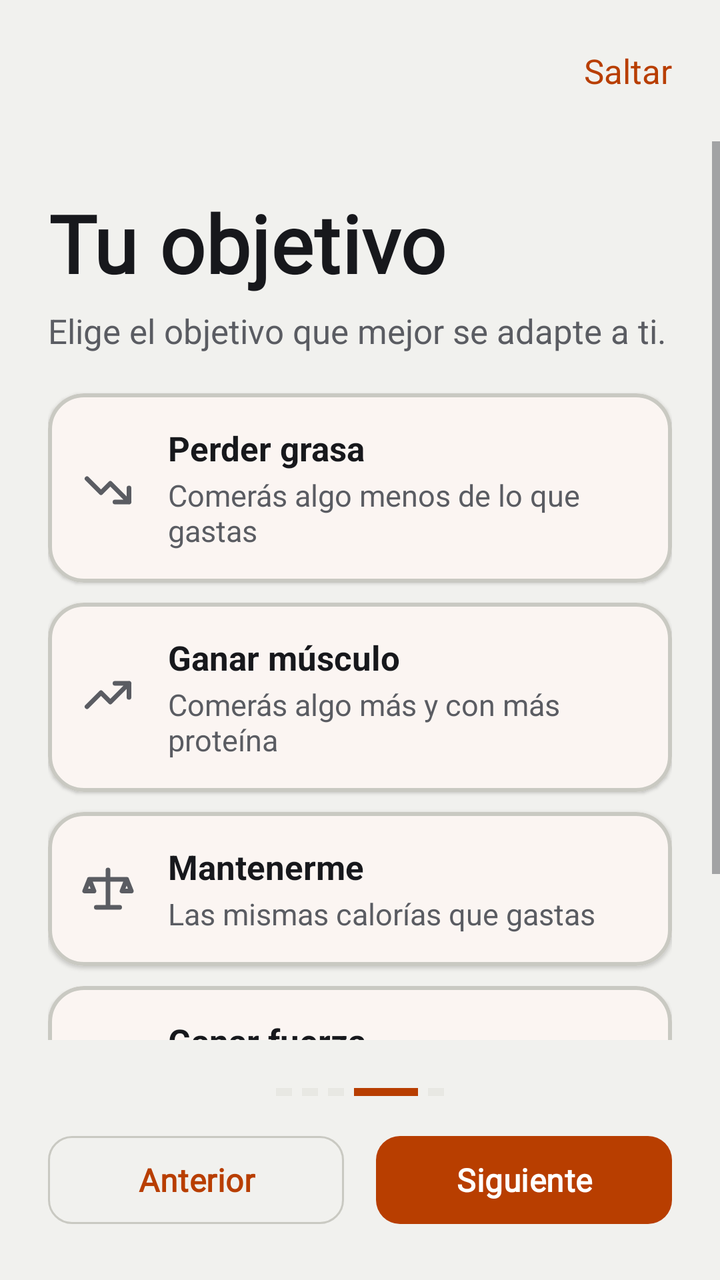
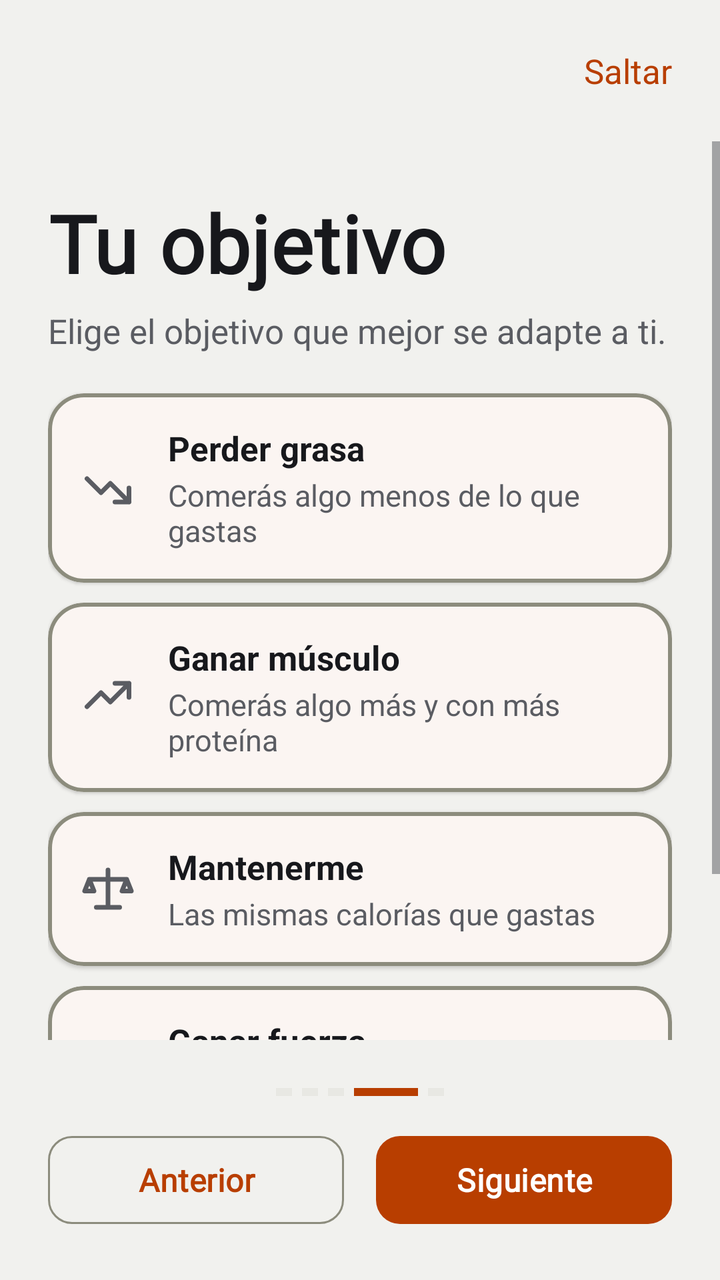

Compare the two renders of this Android layout. The source of the first and the diff that turns it into the second are given below.
<!-- AndroidManifest.xml: application theme Theme.GymProFit -->
<!-- res/layout/activity_onboarding4.xml -->
<?xml version="1.0" encoding="utf-8"?>
<LinearLayout xmlns:android="http://schemas.android.com/apk/res/android"
    xmlns:app="http://schemas.android.com/apk/res-auto"
    android:layout_width="match_parent"
    android:layout_height="match_parent"
    android:orientation="vertical"
    android:background="?attr/android:colorBackground">

    
    <TextView
        android:id="@+id/tvSaltar4"
        android:layout_width="wrap_content"
        android:layout_height="wrap_content"
        android:layout_gravity="end"
        android:layout_margin="16dp"
        android:text="@string/onboarding_saltar"
        android:textSize="@dimen/text_body"
        android:textColor="?attr/colorPrimary"
        android:padding="8dp"
        android:clickable="true"
        android:focusable="true"
        android:background="?attr/selectableItemBackgroundBorderless" />

    <ScrollView
        android:layout_width="match_parent"
        android:layout_height="0dp"
        android:layout_weight="1">

        <LinearLayout
            android:layout_width="match_parent"
            android:layout_height="wrap_content"
            android:orientation="vertical"
            android:padding="24dp">

            <TextView
                android:layout_width="wrap_content"
                android:layout_height="wrap_content"
                android:text="@string/onboarding_objetivo_titulo"
                android:textAppearance="@style/TextAppearance.GymProFit.Display" />

            <TextView
                android:layout_width="wrap_content"
                android:layout_height="wrap_content"
                android:layout_marginTop="6dp"
                android:layout_marginBottom="20dp"
                android:text="@string/onboarding_objetivo_desc"
                android:textSize="@dimen/text_body"
                android:textColor="?attr/colorOnSurfaceVariant" />

            
            <com.google.android.material.card.MaterialCardView
                android:id="@+id/cardPerderPeso"
                android:layout_width="match_parent"
                android:layout_height="wrap_content"
                android:layout_marginBottom="10dp"
                android:clickable="true"
                android:focusable="true"
                android:foreground="?attr/selectableItemBackground"
                app:strokeWidth="2dp"
                app:strokeColor="?attr/colorOutlineVariant">
                <LinearLayout android:layout_width="match_parent" android:layout_height="wrap_content"
                    android:orientation="horizontal" android:padding="16dp" android:gravity="center_vertical">
                    <ImageView android:id="@+id/ivIconoPerderPeso"
                        android:layout_width="28dp" android:layout_height="28dp"
                        android:src="@drawable/ic_objetivo_perder_grasa"
                        app:tint="?attr/colorOnSurfaceVariant"
                        android:layout_marginEnd="16dp" android:contentDescription="@null" />
                    <LinearLayout android:layout_width="0dp" android:layout_height="wrap_content" android:layout_weight="1" android:orientation="vertical">
                        <TextView android:layout_width="wrap_content" android:layout_height="wrap_content"
                            android:text="@string/objetivo_perder_peso" android:textSize="@dimen/text_body"
                            android:textStyle="bold" android:textColor="?attr/colorOnSurface" />
                        <TextView android:layout_width="wrap_content" android:layout_height="wrap_content"
                            android:layout_marginTop="2dp" android:text="@string/objetivo_perder_peso_desc"
                            android:textSize="@dimen/text_caption" android:textColor="?attr/colorOnSurfaceVariant" />
                    </LinearLayout>
                    <ImageView android:id="@+id/ivCheckPerderPeso" android:layout_width="20dp"
                        android:layout_height="20dp" android:src="@drawable/ic_check"
                        android:visibility="gone" android:contentDescription="@null" />
                </LinearLayout>
            </com.google.android.material.card.MaterialCardView>

            
            <com.google.android.material.card.MaterialCardView
                android:id="@+id/cardGanarMusculo"
                android:layout_width="match_parent"
                android:layout_height="wrap_content"
                android:layout_marginBottom="10dp"
                android:clickable="true"
                android:focusable="true"
                android:foreground="?attr/selectableItemBackground"
                app:strokeWidth="2dp"
                app:strokeColor="?attr/colorOutlineVariant">
                <LinearLayout android:layout_width="match_parent" android:layout_height="wrap_content"
                    android:orientation="horizontal" android:padding="16dp" android:gravity="center_vertical">
                    <ImageView android:id="@+id/ivIconoGanarMusculo"
                        android:layout_width="28dp" android:layout_height="28dp"
                        android:src="@drawable/ic_objetivo_ganar_musculo"
                        app:tint="?attr/colorOnSurfaceVariant"
                        android:layout_marginEnd="16dp" android:contentDescription="@null" />
                    <LinearLayout android:layout_width="0dp" android:layout_height="wrap_content" android:layout_weight="1" android:orientation="vertical">
                        <TextView android:layout_width="wrap_content" android:layout_height="wrap_content"
                            android:text="@string/objetivo_ganar_musculo" android:textSize="@dimen/text_body"
                            android:textStyle="bold" android:textColor="?attr/colorOnSurface" />
                        <TextView android:layout_width="wrap_content" android:layout_height="wrap_content"
                            android:layout_marginTop="2dp" android:text="@string/objetivo_ganar_musculo_desc"
                            android:textSize="@dimen/text_caption" android:textColor="?attr/colorOnSurfaceVariant" />
                    </LinearLayout>
                    <ImageView android:id="@+id/ivCheckGanarMusculo" android:layout_width="20dp"
                        android:layout_height="20dp" android:src="@drawable/ic_check"
                        android:visibility="gone" android:contentDescription="@null" />
                </LinearLayout>
            </com.google.android.material.card.MaterialCardView>

            
            <com.google.android.material.card.MaterialCardView
                android:id="@+id/cardMantener"
                android:layout_width="match_parent"
                android:layout_height="wrap_content"
                android:layout_marginBottom="10dp"
                android:clickable="true"
                android:focusable="true"
                android:foreground="?attr/selectableItemBackground"
                app:strokeWidth="2dp"
                app:strokeColor="?attr/colorOutlineVariant">
                <LinearLayout android:layout_width="match_parent" android:layout_height="wrap_content"
                    android:orientation="horizontal" android:padding="16dp" android:gravity="center_vertical">
                    <ImageView android:id="@+id/ivIconoMantener"
                        android:layout_width="28dp" android:layout_height="28dp"
                        android:src="@drawable/ic_objetivo_mantener"
                        app:tint="?attr/colorOnSurfaceVariant"
                        android:layout_marginEnd="16dp" android:contentDescription="@null" />
                    <LinearLayout android:layout_width="0dp" android:layout_height="wrap_content" android:layout_weight="1" android:orientation="vertical">
                        <TextView android:layout_width="wrap_content" android:layout_height="wrap_content"
                            android:text="@string/objetivo_mantener" android:textSize="@dimen/text_body"
                            android:textStyle="bold" android:textColor="?attr/colorOnSurface" />
                        <TextView android:layout_width="wrap_content" android:layout_height="wrap_content"
                            android:layout_marginTop="2dp" android:text="@string/objetivo_mantener_desc"
                            android:textSize="@dimen/text_caption" android:textColor="?attr/colorOnSurfaceVariant" />
                    </LinearLayout>
                    <ImageView android:id="@+id/ivCheckMantener" android:layout_width="20dp"
                        android:layout_height="20dp" android:src="@drawable/ic_check"
                        android:visibility="gone" android:contentDescription="@null" />
                </LinearLayout>
            </com.google.android.material.card.MaterialCardView>

            
            <com.google.android.material.card.MaterialCardView
                android:id="@+id/cardFuerza"
                android:layout_width="match_parent"
                android:layout_height="wrap_content"
                android:layout_marginBottom="10dp"
                android:clickable="true"
                android:focusable="true"
                android:foreground="?attr/selectableItemBackground"
                app:strokeWidth="2dp"
                app:strokeColor="?attr/colorOutlineVariant">
                <LinearLayout android:layout_width="match_parent" android:layout_height="wrap_content"
                    android:orientation="horizontal" android:padding="16dp" android:gravity="center_vertical">
                    <ImageView android:id="@+id/ivIconoFuerza"
                        android:layout_width="28dp" android:layout_height="28dp"
                        android:src="@drawable/ic_objetivo_fuerza"
                        app:tint="?attr/colorOnSurfaceVariant"
                        android:layout_marginEnd="16dp" android:contentDescription="@null" />
                    <LinearLayout android:layout_width="0dp" android:layout_height="wrap_content" android:layout_weight="1" android:orientation="vertical">
                        <TextView android:layout_width="wrap_content" android:layout_height="wrap_content"
                            android:text="@string/objetivo_fuerza" android:textSize="@dimen/text_body"
                            android:textStyle="bold" android:textColor="?attr/colorOnSurface" />
                        <TextView android:layout_width="wrap_content" android:layout_height="wrap_content"
                            android:layout_marginTop="2dp" android:text="@string/objetivo_fuerza_desc"
                            android:textSize="@dimen/text_caption" android:textColor="?attr/colorOnSurfaceVariant" />
                    </LinearLayout>
                    <ImageView android:id="@+id/ivCheckFuerza" android:layout_width="20dp"
                        android:layout_height="20dp" android:src="@drawable/ic_check"
                        android:visibility="gone" android:contentDescription="@null" />
                </LinearLayout>
            </com.google.android.material.card.MaterialCardView>

        </LinearLayout>

    </ScrollView>

    <LinearLayout
        android:layout_width="match_parent"
        android:layout_height="wrap_content"
        android:orientation="vertical"
        android:padding="24dp">

        
        <LinearLayout android:layout_width="match_parent" android:layout_height="wrap_content"
            android:orientation="horizontal" android:gravity="center" android:layout_marginBottom="16dp">
            <View android:layout_width="8dp" android:layout_height="4dp" android:background="?attr/colorSurfaceVariant" android:layout_marginEnd="5dp" />
            <View android:layout_width="8dp" android:layout_height="4dp" android:background="?attr/colorSurfaceVariant" android:layout_marginEnd="5dp" />
            <View android:layout_width="8dp" android:layout_height="4dp" android:background="?attr/colorSurfaceVariant" android:layout_marginEnd="5dp" />
            <View android:layout_width="32dp" android:layout_height="4dp" android:background="?attr/colorPrimary" android:layout_marginEnd="5dp" />
            <View android:layout_width="8dp" android:layout_height="4dp" android:background="?attr/colorSurfaceVariant" />
        </LinearLayout>

        
        <LinearLayout android:layout_width="match_parent" android:layout_height="wrap_content" android:orientation="horizontal">
            <com.google.android.material.button.MaterialButton
                android:id="@+id/btnAnterior4"
                style="@style/Widget.Material3.Button.OutlinedButton"
                android:layout_width="0dp" android:layout_height="52dp" android:layout_weight="1"
                android:layout_marginEnd="8dp" android:text="@string/onboarding_anterior" app:cornerRadius="12dp" />
            <com.google.android.material.button.MaterialButton
                android:id="@+id/btnSiguiente4"
                android:layout_width="0dp" android:layout_height="52dp" android:layout_weight="1"
                android:layout_marginStart="8dp" android:text="@string/onboarding_siguiente" app:cornerRadius="12dp" />
        </LinearLayout>

    </LinearLayout>

</LinearLayout>
<!-- resources referenced by this layout -->
<resources>
  <dimen name="text_body">17sp</dimen>
  <dimen name="text_caption">15sp</dimen>
  <style name="Theme.GymProFit" parent="Theme.Material3.DayNight.NoActionBar">
          
          <item name="colorPrimary">@color/gp_primary</item>
          <item name="colorOnPrimary">@color/gp_on_primary</item>
          <item name="colorPrimaryContainer">@color/gp_primary_container</item>
          <item name="colorOnPrimaryContainer">@color/gp_on_primary_container</item>
          <item name="colorSecondary">@color/gp_gold</item>
          <item name="colorSurface">@color/gp_surface</item>
          <item name="colorOnSurface">@color/gp_on_surface</item>
          <item name="colorSurfaceVariant">@color/gp_surface_2</item>
          <item name="colorOnSurfaceVariant">@color/gp_text_secondary</item>
          <item name="colorOutline">@color/gp_stroke</item>
          <item name="colorOutlineVariant">@color/gp_stroke</item>
          <item name="colorError">@color/gp_error</item>
          <item name="android:colorBackground">@color/gp_background</item>
          <item name="android:windowBackground">@color/gp_background</item>
          <item name="android:textColorPrimary">@color/gp_on_surface</item>
          <item name="android:textColorSecondary">@color/gp_text_secondary</item>
  
          
          <item name="android:statusBarColor">@color/gp_background</item>
          <item name="android:navigationBarColor">@color/gp_background</item>
          <item name="android:windowLightStatusBar">true</item>
  
          
          <item name="android:windowAnimationStyle">@style/GymProFit.WindowAnimation</item>
  
          
          <item name="materialCardViewStyle">@style/Widget.GymProFit.Card</item>
          <item name="materialButtonStyle">@style/Widget.GymProFit.Button</item>
          <item name="chipStyle">@style/Widget.GymProFit.Chip</item>
          <item name="bottomNavigationStyle">@style/Widget.GymProFit.BottomNavigationView</item>
          <item name="floatingActionButtonStyle">@style/Widget.GymProFit.Fab</item>
          <item name="materialAlertDialogTheme">@style/ThemeOverlay.GymProFit.Dialog</item>
          <item name="popupMenuStyle">@style/Widget.GymProFit.PopupMenu</item>
          <item name="android:popupMenuStyle">@style/Widget.GymProFit.PopupMenu</item>
          <item name="snackbarStyle">@style/Widget.GymProFit.Snackbar</item>
  
          
          
          <item name="textAppearanceDisplayLarge">@style/Font.GymProFit.DisplayLarge</item>
          <item name="textAppearanceDisplayMedium">@style/Font.GymProFit.DisplayMedium</item>
          <item name="textAppearanceDisplaySmall">@style/Font.GymProFit.DisplaySmall</item>
          <item name="textAppearanceHeadlineLarge">@style/Font.GymProFit.HeadlineLarge</item>
          <item name="textAppearanceHeadlineMedium">@style/Font.GymProFit.HeadlineMedium</item>
          <item name="textAppearanceHeadlineSmall">@style/Font.GymProFit.HeadlineSmall</item>
          <item name="textAppearanceTitleLarge">@style/Font.GymProFit.TitleLarge</item>
          <item name="textAppearanceTitleMedium">@style/Font.GymProFit.TitleMedium</item>
          <item name="textAppearanceTitleSmall">@style/Font.GymProFit.TitleSmall</item>
          <item name="textAppearanceBodyLarge">@style/Font.GymProFit.BodyLarge</item>
          <item name="textAppearanceBodyMedium">@style/Font.GymProFit.BodyMedium</item>
          <item name="textAppearanceBodySmall">@style/Font.GymProFit.BodySmall</item>
          <item name="textAppearanceLabelLarge">@style/Font.GymProFit.LabelLarge</item>
          <item name="textAppearanceLabelMedium">@style/Font.GymProFit.LabelMedium</item>
          <item name="textAppearanceLabelSmall">@style/Font.GymProFit.LabelSmall</item>
      </style>
  <color name="gp_primary">#B83E00</color>
  <color name="gp_gold">#B58A2A</color>
  <color name="gp_surface">#FFFFFF</color>
  <color name="gp_surface_2">#E8E8E3</color>
  <color name="gp_stroke">#C9C9C2</color>
  <color name="gp_error">#C62828</color>
  <!-- unchanged entries left out for length: 52 -->
</resources>

<!-- the commit's change to res/layout/activity_onboarding4.xml (unified diff, before → after) -->
@@ -57,7 +57,7 @@
                 android:focusable="true"
                 android:foreground="?attr/selectableItemBackground"
                 app:strokeWidth="2dp"
-                app:strokeColor="?attr/colorOutlineVariant">
+                app:strokeColor="?attr/colorOutline">
                 <LinearLayout android:layout_width="match_parent" android:layout_height="wrap_content"
                     android:orientation="horizontal" android:padding="16dp" android:gravity="center_vertical">
                     <ImageView android:id="@+id/ivIconoPerderPeso"
@@ -89,7 +89,7 @@
                 android:focusable="true"
                 android:foreground="?attr/selectableItemBackground"
                 app:strokeWidth="2dp"
-                app:strokeColor="?attr/colorOutlineVariant">
+                app:strokeColor="?attr/colorOutline">
                 <LinearLayout android:layout_width="match_parent" android:layout_height="wrap_content"
                     android:orientation="horizontal" android:padding="16dp" android:gravity="center_vertical">
                     <ImageView android:id="@+id/ivIconoGanarMusculo"
@@ -121,7 +121,7 @@
                 android:focusable="true"
                 android:foreground="?attr/selectableItemBackground"
                 app:strokeWidth="2dp"
-                app:strokeColor="?attr/colorOutlineVariant">
+                app:strokeColor="?attr/colorOutline">
                 <LinearLayout android:layout_width="match_parent" android:layout_height="wrap_content"
                     android:orientation="horizontal" android:padding="16dp" android:gravity="center_vertical">
                     <ImageView android:id="@+id/ivIconoMantener"
@@ -153,7 +153,7 @@
                 android:focusable="true"
                 android:foreground="?attr/selectableItemBackground"
                 app:strokeWidth="2dp"
-                app:strokeColor="?attr/colorOutlineVariant">
+                app:strokeColor="?attr/colorOutline">
                 <LinearLayout android:layout_width="match_parent" android:layout_height="wrap_content"
                     android:orientation="horizontal" android:padding="16dp" android:gravity="center_vertical">
                     <ImageView android:id="@+id/ivIconoFuerza"
<!-- resource entries referenced after the edit -->
@@ -14,7 +14,7 @@
           <item name="colorSurfaceVariant">@color/gp_surface_2</item>
           <item name="colorOnSurfaceVariant">@color/gp_text_secondary</item>
           <item name="colorOutline">@color/gp_stroke</item>
-          <item name="colorOutlineVariant">@color/gp_stroke</item>
+          <item name="colorOutlineVariant">@color/gp_divider</item>
           <item name="colorError">@color/gp_error</item>
           <item name="android:colorBackground">@color/gp_background</item>
           <item name="android:windowBackground">@color/gp_background</item>
@@ -59,10 +59,11 @@
           <item name="textAppearanceLabelSmall">@style/Font.GymProFit.LabelSmall</item>
       </style>
   <color name="gp_primary">#B83E00</color>
-  <color name="gp_gold">#B58A2A</color>
+  <color name="gp_gold">#AE8528</color>
   <color name="gp_surface">#FFFFFF</color>
   <color name="gp_surface_2">#E8E8E3</color>
-  <color name="gp_stroke">#C9C9C2</color>
+  <color name="gp_stroke">#8C8C7D</color>
+  <color name="gp_divider">#C9C9C2</color>
   <color name="gp_error">#C62828</color>
   <!-- unchanged entries left out for length: 52 -->
 </resources>
